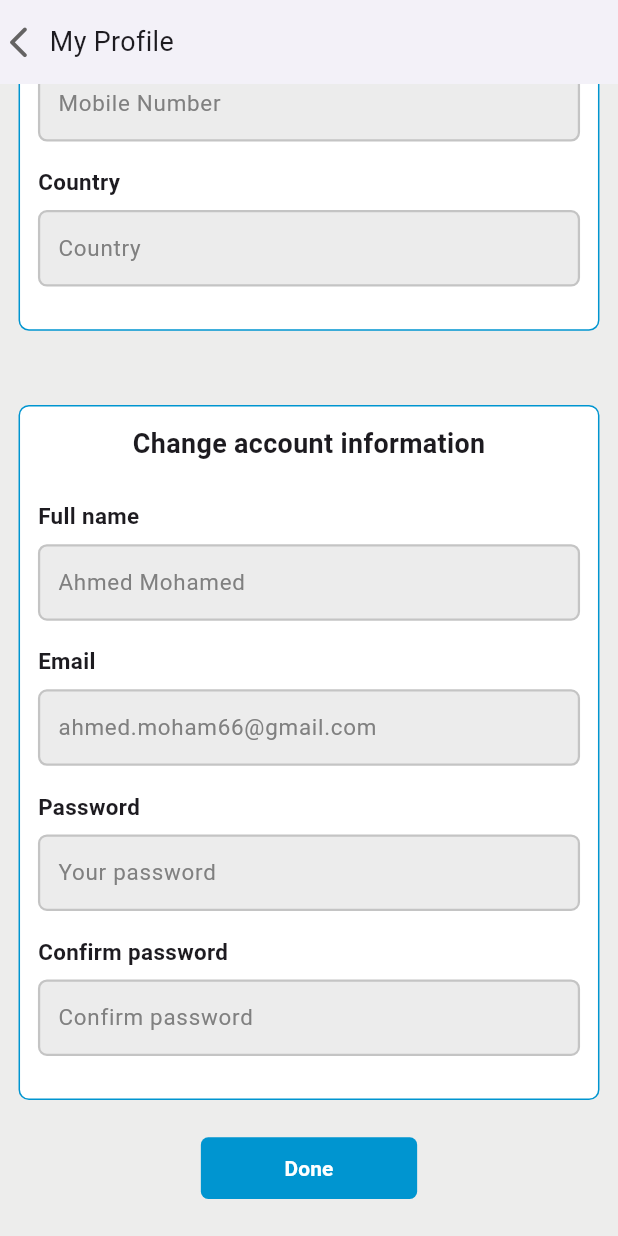
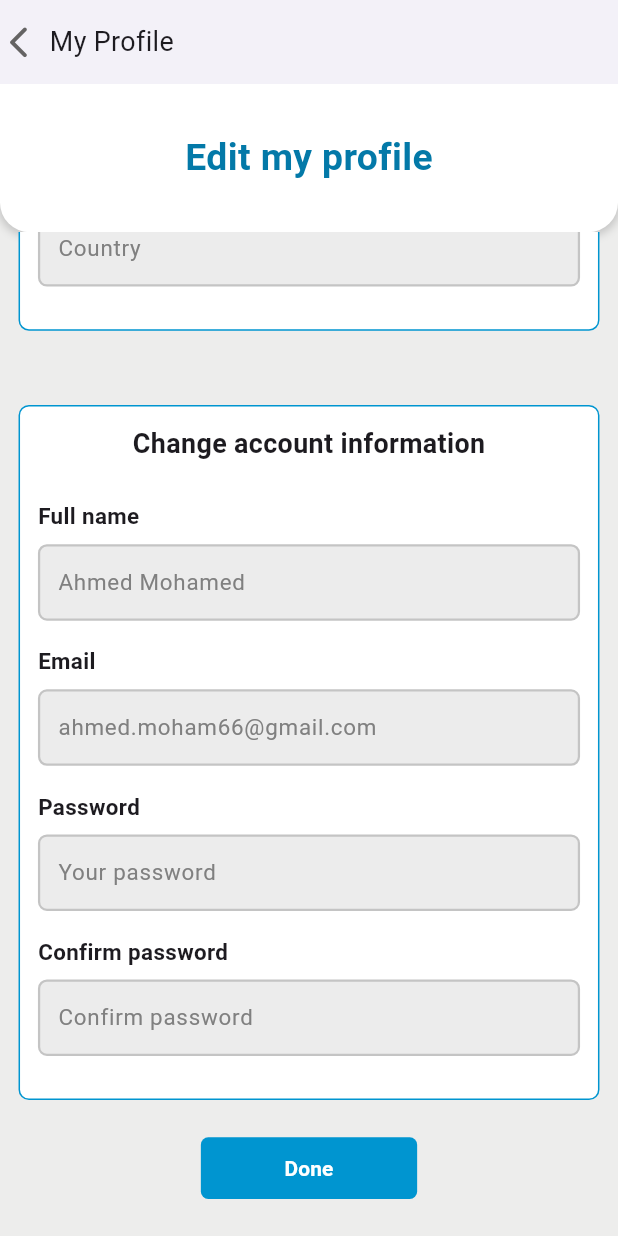
Before and after one commit to michaelSameh111/FX_Commission_app, a Flutter app: the EditProfileScreen screen opened directly, scrolled down 555 dp, on a phone screen of 412 x 824 dp. Run offline on Flutter 3.47's test engine with Material 3 defaults, Android fonts, the phone set to English and light mode, and no system bars; our stand-ins replace bloc, chewie, dio, dropdown_button2, flutter_bloc, flutter_sizer and 3 more; missing offline and left inert: animated_rating_stars.

Commit message:
scroll edit my profile screen done.

```diff
--- a/lib/view/pages/profile_screen/edit_profile_screen.dart
+++ b/lib/view/pages/profile_screen/edit_profile_screen.dart
@@ -9,10 +9,14 @@ class EditProfileScreen extends StatelessWidget {
   Widget build(BuildContext context) {
     return Scaffold(
       appBar: reusableAppBar(context: context, text: 'My Profile'),
-      body: SingleChildScrollView(
+      body: Column(
+        children: [
+          containerBelowAppBar(text: 'Edit my profile'),
+
+          Expanded(
+            child: SingleChildScrollView(
               child: Column(
                 children: [
-            containerBelowAppBar(text: 'Edit my profile'),
                   Padding(
                     padding: EdgeInsets.symmetric(horizontal: 3.0.w, vertical: 3.h),
                     child: Container(
@@ -232,9 +236,12 @@ class EditProfileScreen extends StatelessWidget {
                   SizedBox(
                     height: 3.h,
                   ),
+                ],
+              ),
+            ),
+          ),
 
         ],
-        ),
       ),
     );
   }
```
Lines whose indentation alone changed are shown as unchanged.
